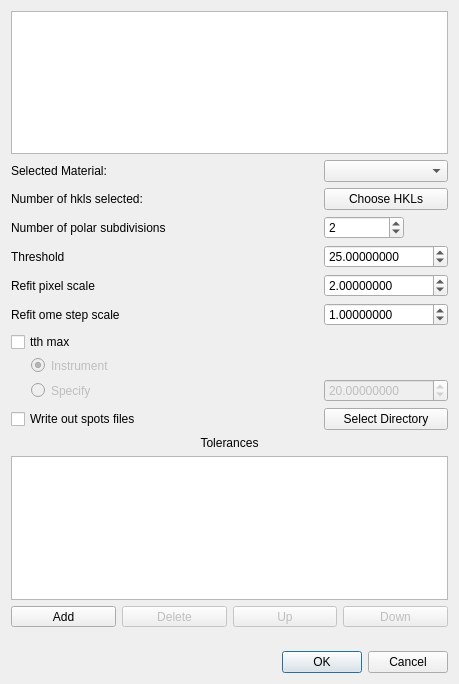
Before: the Qt Designer form hexrd/ui/resources/ui/fit_grains_options_dialog.ui in HEXRD/hexrdgui, drawn with Qt 5.
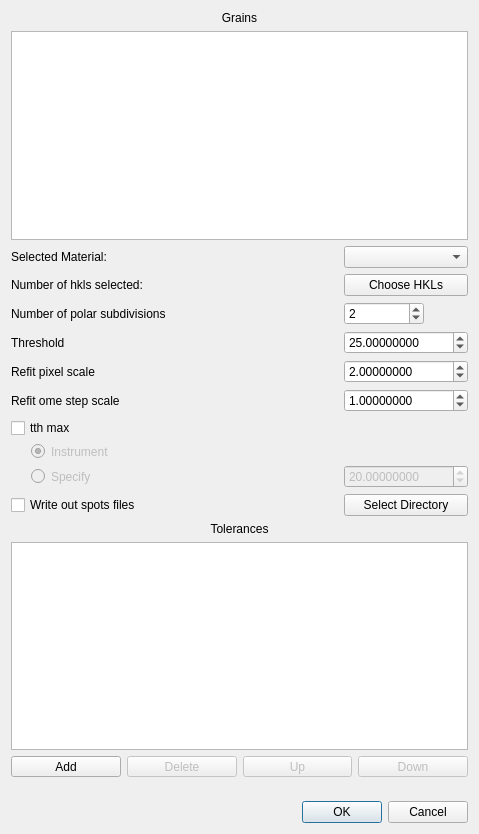
After: the same form once the commit is applied. Custom widgets are drawn as their Qt base class.

Commit message:
Remove unnecessary columns from grains table
After find orientations is complete, the only columns that are needed
are the grain id and the orientations. All other columns are not
important, since they are all zero or one.

Remove the unneeded columns and resize the fit grains options dialog
to a good size.

What changed in the file:
```diff
--- a/hexrd/ui/resources/ui/fit_grains_options_dialog.ui
+++ b/hexrd/ui/resources/ui/fit_grains_options_dialog.ui
@@ -6,8 +6,8 @@
    <rect>
     <x>0</x>
     <y>0</y>
-    <width>459</width>
-    <height>684</height>
+    <width>479</width>
+    <height>834</height>
    </rect>
   </property>
   <property name="windowTitle">
@@ -15,71 +15,104 @@
   </property>
   <layout class="QVBoxLayout" name="verticalLayout">
    <item>
-    <widget class="GrainsTableView" name="grains_table_view"/>
+    <widget class="QLabel" name="grains_label">
+     <property name="text">
+      <string>Grains</string>
+     </property>
+     <property name="alignment">
+      <set>Qt::AlignCenter</set>
+     </property>
+    </widget>
+   </item>
+   <item>
+    <widget class="GrainsTableView" name="grains_table_view">
+     <attribute name="horizontalHeaderStretchLastSection">
+      <bool>true</bool>
+     </attribute>
+    </widget>
    </item>
    <item>
     <layout class="QGridLayout" name="gridLayout">
-     <item row="4" column="0">
-      <widget class="QLabel" name="refit_pixel_labe">
+     <item row="0" column="2">
+      <widget class="QComboBox" name="material"/>
+     </item>
+     <item row="2" column="2">
+      <widget class="QSpinBox" name="npdiv">
+       <property name="sizePolicy">
+        <sizepolicy hsizetype="Fixed" vsizetype="Fixed">
+         <horstretch>0</horstretch>
+         <verstretch>0</verstretch>
+        </sizepolicy>
+       </property>
+       <property name="minimumSize">
+        <size>
+         <width>80</width>
+         <height>0</height>
+        </size>
+       </property>
+       <property name="minimum">
+        <number>1</number>
+       </property>
+       <property name="value">
+        <number>2</number>
+       </property>
+      </widget>
+     </item>
+     <item row="0" column="1">
+      <widget class="QLabel" name="material_label">
        <property name="text">
-        <string>Refit pixel scale</string>
+        <string>Selected Material:</string>
        </property>
       </widget>
      </item>
-     <item row="1" column="0">
+     <item row="4" column="2">
+      <widget class="ScientificDoubleSpinBox" name="refit_pixel_scale">
+       <property name="sizePolicy">
+        <sizepolicy hsizetype="Minimum" vsizetype="Fixed">
+         <horstretch>0</horstretch>
+         <verstretch>0</verstretch>
+        </sizepolicy>
+       </property>
+       <property name="decimals">
+        <number>8</number>
+       </property>
+       <property name="maximum">
+        <double>1000000.000000000000000</double>
+       </property>
+       <property name="value">
+        <double>2.000000000000000</double>
+       </property>
+      </widget>
+     </item>
+     <item row="1" column="1">
       <widget class="QLabel" name="num_hkls_selected">
        <property name="text">
         <string>Number of hkls selected:</string>
        </property>
       </widget>
      </item>
-     <item row="8" column="0">
-      <widget class="QRadioButton" name="tth_max_specify">
-       <property name="enabled">
-        <bool>false</bool>
+     <item row="9" column="1">
+      <widget class="QCheckBox" name="write_out_spots">
+       <property name="text">
+        <string>Write out spots files</string>
        </property>
-       <property name="styleSheet">
-        <string notr="true">padding-left: 20px;</string>
-       </property>
+      </widget>
+     </item>
+     <item row="6" column="1">
+      <widget class="QCheckBox" name="tth_max_enable">
        <property name="text">
-        <string>Specify</string>
+        <string>tth max</string>
        </property>
       </widget>
      </item>
-     <item row="3" column="0">
+     <item row="3" column="1">
       <widget class="QLabel" name="threshold_label">
        <property name="text">
         <string>Threshold</string>
        </property>
       </widget>
      </item>
-     <item row="4" column="1">
-      <widget class="ScientificDoubleSpinBox" name="refit_pixel_scale">
-       <property name="sizePolicy">
-        <sizepolicy hsizetype="Minimum" vsizetype="Fixed">
-         <horstretch>0</horstretch>
-         <verstretch>0</verstretch>
-        </sizepolicy>
-       </property>
-       <property name="decimals">
-        <number>8</number>
-       </property>
-       <property name="maximum">
-        <double>1000000.000000000000000</double>
-       </property>
-       <property name="value">
-        <double>2.000000000000000</double>
-       </property>
-      </widget>
-     </item>
-     <item row="5" column="0">
-      <widget class="QLabel" name="refit_ome_label">
-       <property name="text">
-        <string>Refit ome step scale</string>
-       </property>
-      </widget>
-     </item>
-     <item row="8" column="1">
+     <item row="8" column="2">
       <widget class="ScientificDoubleSpinBox" name="tth_max_value">
        <property name="enabled">
         <bool>false</bool>
@@ -95,31 +128,47 @@
        </property>
       </widget>
      </item>
-     <item row="0" column="1">
-      <widget class="QComboBox" name="material"/>
+     <item row="8" column="1">
+      <widget class="QRadioButton" name="tth_max_specify">
+       <property name="enabled">
+        <bool>false</bool>
+       </property>
+       <property name="styleSheet">
+        <string notr="true">padding-left: 20px;</string>
+       </property>
+       <property name="text">
+        <string>Specify</string>
+       </property>
+      </widget>
      </item>
-     <item row="2" column="0">
-      <widget class="QLabel" name="npdiv_label">
+     <item row="5" column="2">
+      <widget class="ScientificDoubleSpinBox" name="refit_ome_step_scale">
+       <property name="decimals">
+        <number>8</number>
+       </property>
+       <property name="maximum">
+        <double>1000000.000000000000000</double>
+       </property>
+       <property name="value">
+        <double>1.000000000000000</double>
+       </property>
+      </widget>
+     </item>
+     <item row="9" column="2">
+      <widget class="QPushButton" name="set_spots_directory">
        <property name="text">
-        <string>Number of polar subdivisions</string>
+        <string>Select Directory</string>
        </property>
       </widget>
      </item>
-     <item row="1" column="1">
+     <item row="1" column="2">
       <widget class="QPushButton" name="choose_hkls">
        <property name="text">
         <string>Choose HKLs</string>
        </property>
       </widget>
      </item>
-     <item row="6" column="0">
-      <widget class="QCheckBox" name="tth_max_enable">
-       <property name="text">
-        <string>tth max</string>
-       </property>
-      </widget>
-     </item>
-     <item row="3" column="1">
+     <item row="3" column="2">
       <widget class="ScientificDoubleSpinBox" name="threshold">
        <property name="decimals">
         <number>8</number>
@@ -132,49 +181,14 @@
        </property>
       </widget>
      </item>
-     <item row="5" column="1">
-      <widget class="ScientificDoubleSpinBox" name="refit_ome_step_scale">
-       <property name="decimals">
-        <number>8</number>
-       </property>
-       <property name="maximum">
-        <double>1000000.000000000000000</double>
-       </property>
-       <property name="value">
-        <double>1.000000000000000</double>
-       </property>
-      </widget>
-     </item>
-     <item row="0" column="0">
-      <widget class="QLabel" name="material_label">
-       <property name="text">
-        <string>Selected Material:</string>
-       </property>
-      </widget>
-     </item>
      <item row="2" column="1">
-      <widget class="QSpinBox" name="npdiv">
-       <property name="sizePolicy">
-        <sizepolicy hsizetype="Fixed" vsizetype="Fixed">
-         <horstretch>0</horstretch>
-         <verstretch>0</verstretch>
-        </sizepolicy>
-       </property>
-       <property name="minimumSize">
-        <size>
-         <width>80</width>
-         <height>0</height>
-        </size>
-       </property>
-       <property name="minimum">
-        <number>1</number>
-       </property>
-       <property name="value">
-        <number>2</number>
+      <widget class="QLabel" name="npdiv_label">
+       <property name="text">
+        <string>Number of polar subdivisions</string>
        </property>
       </widget>
      </item>
-     <item row="7" column="0">
+     <item row="7" column="1">
       <widget class="QRadioButton" name="tth_max_instrument">
        <property name="enabled">
         <bool>false</bool>
@@ -191,17 +205,17 @@
        </property>
       </widget>
      </item>
-     <item row="9" column="1">
-      <widget class="QPushButton" name="set_spots_directory">
+     <item row="4" column="1">
+      <widget class="QLabel" name="refit_pixel_labe">
        <property name="text">
-        <string>Select Directory</string>
+        <string>Refit pixel scale</string>
        </property>
       </widget>
      </item>
-     <item row="9" column="0">
-      <widget class="QCheckBox" name="write_out_spots">
+     <item row="5" column="1">
+      <widget class="QLabel" name="refit_ome_label">
        <property name="text">
-        <string>Write out spots files</string>
+        <string>Refit ome step scale</string>
        </property>
       </widget>
      </item>
```
Left out of the diff: 3 changed lines with no effect on the pictures. The commit also changes 1 other file.
